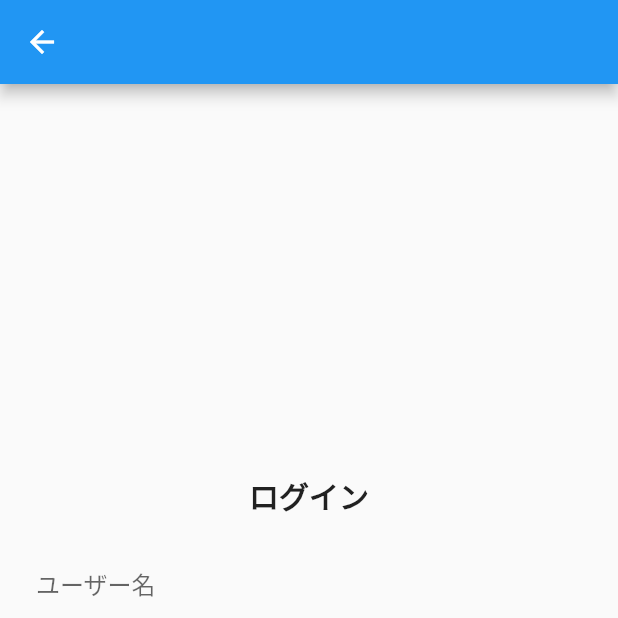
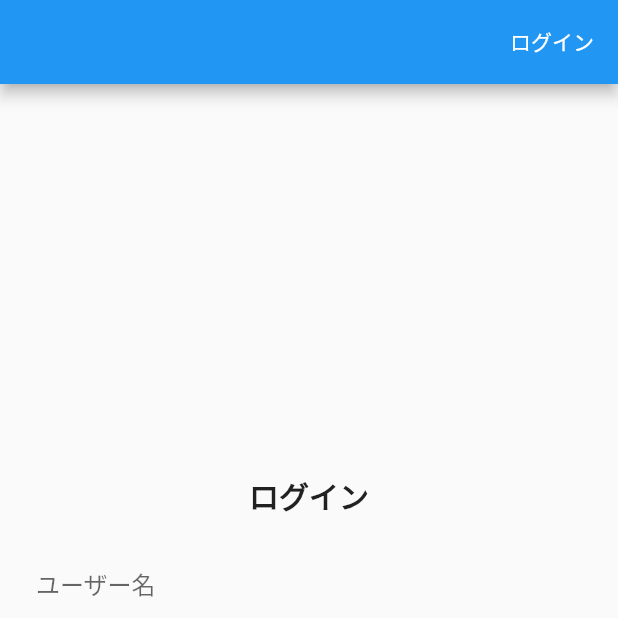
Before and after one commit to ictsc/ictsc-sachiko, a Flutter app: the screen it shows after launch, after a tap on "ログイン", on a phone screen of 412 x 824 dp, the top half of it. Run offline on Flutter 3.47's test engine with Material 2 defaults, Android fonts, the phone set to English and light mode, and no system bars; our stand-ins replace dio, flutter_dotenv, flutter_hooks, freezed_annotation, hooks_riverpod; network calls fail.

Commit message:
update ヘッダーをcommonに分離

```diff
--- a/lib/app.dart
+++ b/lib/app.dart
@@ -13,6 +13,7 @@ class App extends StatelessWidget {
         primarySwatch: Colors.blue,
       ),
       onGenerateRoute: (settings) {
+        // pageBuilderは画面遷移のアニメーションをオフにしている
         if (settings.name == '/login') {
           return PageRouteBuilder(pageBuilder: (_, __, ___) => LoginPage());
         }
--- /dev/null
+++ b/lib/ui/common/header.dart
@@ -0,0 +1,47 @@
+import 'package:flutter/material.dart';
+import 'package:flutter_hooks/flutter_hooks.dart';
+import 'package:hooks_riverpod/hooks_riverpod.dart';
+import 'package:ictsc_sachiko/view_model/authentication_state_notifier.dart';
+
+class Header extends HookWidget implements PreferredSizeWidget {
+  final AppBar appBar;
+
+  const Header({required this.appBar});
+
+  @override
+  Widget build(BuildContext context) {
+    final authState = useProvider(auth);
+
+    Widget toLoginLinkButton() {
+
+      return TextButton(
+        onPressed: () {
+          if (!authState.isLogin) {
+            Navigator.pushNamed(context, '/login');
+          } else {
+            // TODO ログアウトの処理
+          }
+        },
+        child: Text(
+          !authState.isLogin ? 'ログイン' : 'ログアウト',
+          style: Theme.of(context).primaryTextTheme.bodyText1,
+        ),
+      );
+    }
+
+    return AppBar(
+      // 戻るボタンを削除
+      automaticallyImplyLeading: false,
+      actions: [
+        Padding(
+            padding: const EdgeInsets.only(right: 8.0),
+            // ログインページへのボタン
+            child: toLoginLinkButton()),
+      ],
+    );
+  }
+
+  @override
+  // TODO: implement preferredSize
+  Size get preferredSize => Size.fromHeight(appBar.preferredSize.height);
+}
--- a/lib/ui/home_page.dart
+++ b/lib/ui/home_page.dart
@@ -1,28 +1,12 @@
 import 'package:flutter/cupertino.dart';
 import 'package:flutter/material.dart';
+import 'package:ictsc_sachiko/ui/common/header.dart';
 
 class HomePage extends StatelessWidget {
   @override
   Widget build(BuildContext context) {
     return Scaffold(
-      appBar: AppBar(
-        // 戻るボタンを削除
-        automaticallyImplyLeading: false,
-        actions: [
-          Padding(
-            padding: const EdgeInsets.only(right: 8.0),
-            // ログインボタン
-            child: TextButton(
-              onPressed: () {
-                Navigator.pushNamed(context, '/login');
-
-              },
-              child: Text('ログイン',
-                  style: Theme.of(context).primaryTextTheme.bodyText1),
-            ),
-          ),
-        ],
-      ),
+      appBar: Header(appBar: AppBar()),
     );
   }
 }
--- a/lib/ui/login_page.dart
+++ b/lib/ui/login_page.dart
@@ -1,8 +1,10 @@
 import 'package:flutter/material.dart';
 import 'package:flutter_hooks/flutter_hooks.dart';
+import 'package:hooks_riverpod/hooks_riverpod.dart';
 import 'package:ictsc_sachiko/model/authentication/sign_in_request.dart';
-import 'package:hooks_riverpod/hooks_riverpod.dart';
 import 'package:ictsc_sachiko/view_model/authentication_state_notifier.dart';
+
+import 'common/header.dart';
 
 class LoginPage extends HookWidget {
   final _formKey = GlobalKey<FormState>();
@@ -15,7 +17,7 @@ class LoginPage extends HookWidget {
     useEffect(() {}, []);
 
     return Scaffold(
-      appBar: AppBar(),
+      appBar: Header(appBar: AppBar()),
       body: Center(
         child: Column(
           mainAxisSize: MainAxisSize.min,
@@ -62,10 +64,13 @@ class LoginPage extends HookWidget {
                               onPressed: () {
                                 _formKey.currentState?.save();
 
-                                context.read(auth.notifier).signIn(
-                                    SignInRequest(
+                                context
+                                    .read(auth.notifier)
+                                    .signIn(SignInRequest(
                                         userName: _userNameController.text,
-                                        password: _passwordController.text));
+                                        password: _passwordController.text))
+                                    .then((_) =>
+                                        Navigator.pushNamed(context, '/'));
 
                                 // context._client.signIn(SignInRequest(
                                 //     userName: _userNameController.text,
--- a/lib/view_model/authentication_state_notifier.dart
+++ b/lib/view_model/authentication_state_notifier.dart
@@ -12,17 +12,14 @@ class AuthenticationStateNotifier extends StateNotifier<Authentication> {
 
   Future<void> signIn(SignInRequest signInRequest) async {
     // TODO エラーメッセージ
-    await _client
-        .signIn(signInRequest)
-        .then((token) {
+    await _client.signIn(signInRequest).then((token) {
       _client.setAuthorization(token);
-      state.copyWith(isLogin: true);
+      state = state.copyWith(isLogin: true);
     });
   }
 }
 
 final auth = StateNotifierProvider<AuthenticationStateNotifier, Authentication>(
-      (refs) =>
-      AuthenticationStateNotifier(
-          const Authentication(), WebClient(dotenv.env['API_URL'] ?? '')),
+  (refs) => AuthenticationStateNotifier(
+      const Authentication(), WebClient(dotenv.env['API_URL'] ?? '')),
 );
```
